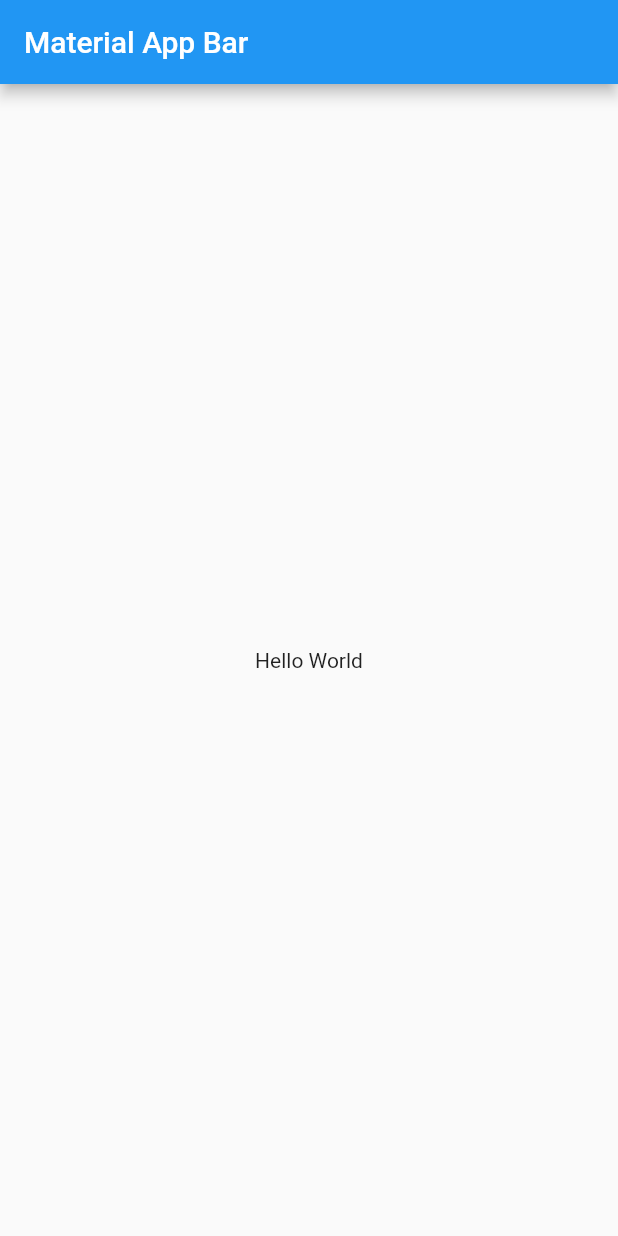
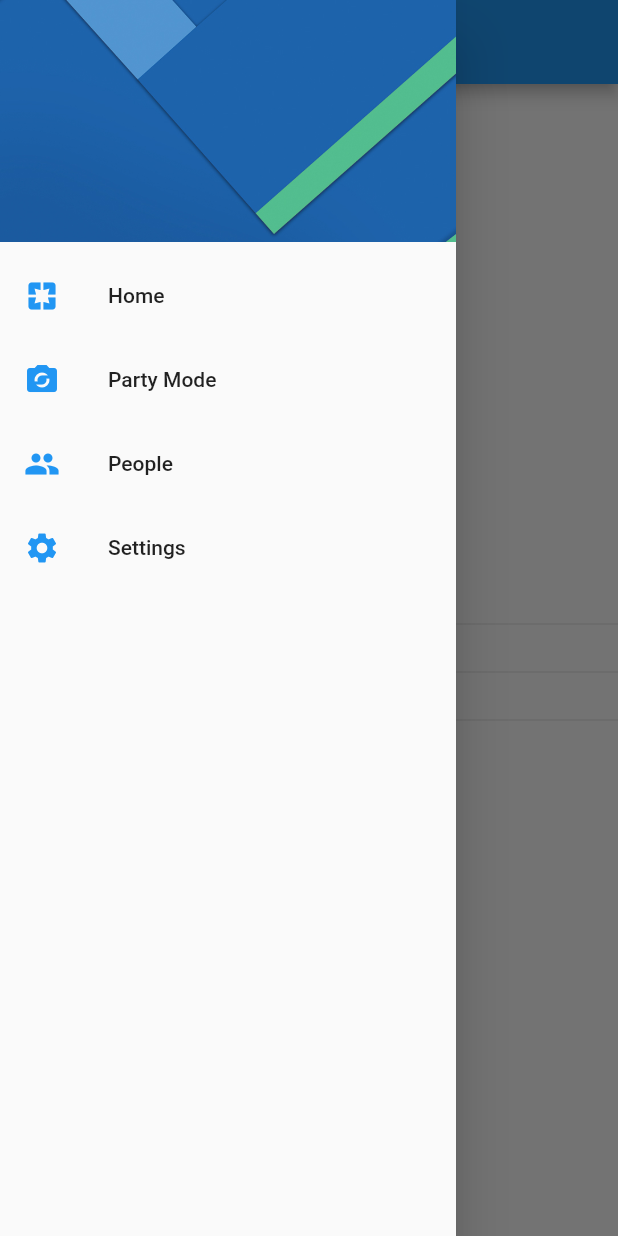
Before and after one commit to efeceve/flutterUserPreferences, a Flutter app: the screen it shows after launch, with the side drawer open (before the commit the screen has no drawer), on a phone screen of 412 x 824 dp. Run offline on Flutter 3.47's test engine with Material 2 defaults, Android fonts, the phone set to English and light mode, and no system bars.

Commit message:
Home and settings pages added

```diff
--- a/lib/main.dart
+++ b/lib/main.dart
@@ -1,4 +1,6 @@
 import 'package:flutter/material.dart';
+import 'package:user_preferences/src/pages/home_page.dart';
+import 'package:user_preferences/src/pages/settings_page.dart';
 
 void main() => runApp(MyApp());
 
@@ -6,17 +8,12 @@ class MyApp extends StatelessWidget {
   @override
   Widget build(BuildContext context) {
     return MaterialApp(
-      title: 'Material App',
-      home: Scaffold(
-        appBar: AppBar(
-          title: Text('Material App Bar'),
-        ),
-        body: Center(
-          child: Container(
-            child: Text('Hello World'),
-          ),
-        ),
-      ),
+      title: 'User Preferences App',
+      initialRoute: HomePage.routeName,
+      routes: {
+        HomePage.routeName: (BuildContext context) => HomePage(),
+        SettingsPage.routeName: (BuildContext context) => SettingsPage()
+      },
     );
   }
 }
--- /dev/null
+++ b/lib/src/pages/home_page.dart
@@ -0,0 +1,30 @@
+import 'package:flutter/material.dart';
+
+import 'package:user_preferences/src/widgets/menu_widget.dart';
+
+class HomePage extends StatelessWidget {
+  const HomePage({Key? key}) : super(key: key);
+
+  static final String routeName = 'home';
+
+  @override
+  Widget build(BuildContext context) {
+    return Scaffold(
+      appBar: AppBar(
+        title: Text('User Preferences'),
+      ),
+      drawer: MenuWidget(),
+      body: Column(
+        mainAxisAlignment: MainAxisAlignment.center,
+        children: <Widget>[
+          Text('Secundary Color'),
+          Divider(),
+          Text('Gender'),
+          Divider(),
+          Text('User Name'),
+          Divider(),
+        ],
+      ),
+    );
+  }
+}
--- /dev/null
+++ b/lib/src/widgets/menu_widget.dart
@@ -0,0 +1,47 @@
+import 'package:flutter/material.dart';
+import 'package:user_preferences/src/pages/home_page.dart';
+import 'package:user_preferences/src/pages/settings_page.dart';
+
+class MenuWidget extends StatelessWidget {
+  const MenuWidget({Key? key}) : super(key: key);
+
+  @override
+  Widget build(BuildContext context) {
+    return Drawer(
+      child: ListView(
+        padding: EdgeInsets.zero,
+        children: [
+          DrawerHeader(
+            child: Container(),
+            decoration: BoxDecoration(
+                image: DecorationImage(
+                    image: AssetImage('assets/menu-img.jpg'),
+                    fit: BoxFit.cover)),
+          ),
+          ListTile(
+            leading: Icon(Icons.pages, color: Colors.blue),
+            title: Text('Home'),
+            onTap: () =>
+                Navigator.pushReplacementNamed(context, HomePage.routeName),
+          ),
+          ListTile(
+            leading: Icon(Icons.party_mode, color: Colors.blue),
+            title: Text('Party Mode'),
+            onTap: () {},
+          ),
+          ListTile(
+            leading: Icon(Icons.people, color: Colors.blue),
+            title: Text('People'),
+            onTap: () {},
+          ),
+          ListTile(
+            leading: Icon(Icons.settings, color: Colors.blue),
+            title: Text('Settings'),
+            onTap: () =>
+                Navigator.pushReplacementNamed(context, SettingsPage.routeName),
+          ),
+        ],
+      ),
+    );
+  }
+}
--- a/pubspec.yaml
+++ b/pubspec.yaml
@@ -45,8 +45,8 @@ flutter:
   uses-material-design: true
 
   # To add assets to your application, add an assets section, like this:
-  # assets:
-  #   - images/a_dot_burr.jpeg
+  assets:
+    - assets/menu-img.jpg
   #   - images/a_dot_ham.jpeg
 
   # An image asset can refer to one or more resolution-specific "variants", see
```
Also changed, not shown: lib/src/pages/settings_page.dart (added, +82 -0 lines), assets/menu-img.jpg (added), 1 other file.
